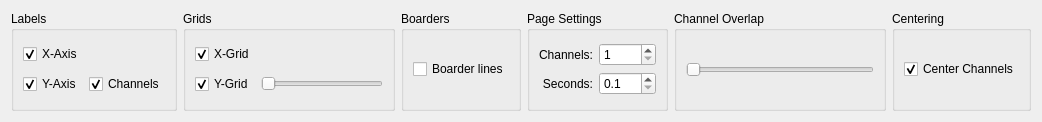
The window that src/gui_impl/signal_browser/adapt_browser_view_widget.ui (cbrnr/sigviewer) describes before a commit, drawn with Qt 5.
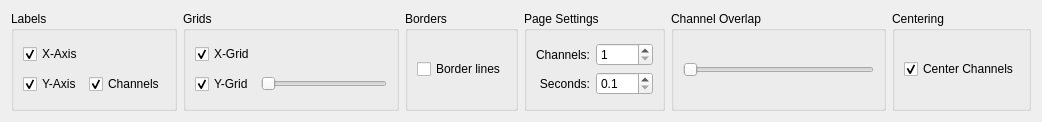
The same window after the commit.

```diff
--- a/src/gui_impl/signal_browser/adapt_browser_view_widget.ui
+++ b/src/gui_impl/signal_browser/adapt_browser_view_widget.ui
@@ -218,13 +218,13 @@
    <item row="0" column="2">
     <widget class="QGroupBox" name="groupBox_4">
      <property name="title">
-      <string>Boarders</string>
+      <string>Borders</string>
      </property>
      <layout class="QGridLayout" name="gridLayout_4">
       <item row="0" column="0">
        <widget class="QCheckBox" name="checkBox">
         <property name="text">
-         <string>Boarder lines</string>
+         <string>Border lines</string>
         </property>
        </widget>
       </item>
```
